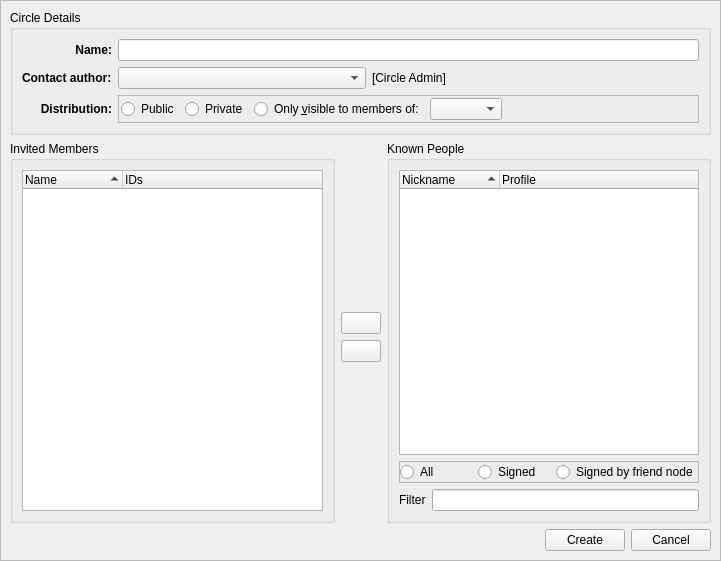
The window that retroshare-gui/src/gui/Circles/CreateCircleDialog.ui (RetroShare/RetroShare) describes before a commit, drawn with Qt 5.
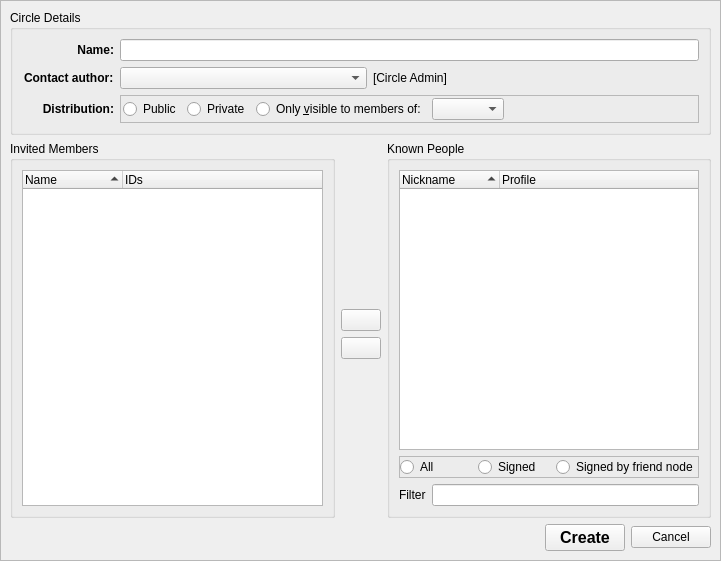
The same window after the commit. Icons and pictures are not drawn. Custom widgets are drawn as their Qt base class.

The edit to the form file:
```diff
--- a/retroshare-gui/src/gui/Circles/CreateCircleDialog.ui
+++ b/retroshare-gui/src/gui/Circles/CreateCircleDialog.ui
@@ -53,11 +53,12 @@
         <property name="title">
          <string>Circle Details</string>
         </property>
-        <layout class="QGridLayout" name="gridLayout_5">
+        <layout class="QGridLayout" name="groupBox_title_GL">
+         <property name="leftMargin">
+          <number>11</number>
+         </property>
          <item row="0" column="0">
-          <layout class="QGridLayout" name="gridLayout_3">
-           <item row="0" column="0">
-            <widget class="QLabel" name="label_2">
+          <widget class="QLabel" name="circleNameLabel">
              <property name="font">
               <font>
                <weight>75</weight>
@@ -116,7 +117,7 @@
             </widget>
            </item>
            <item row="1" column="3">
-            <spacer name="horizontalSpacer_2">
+          <spacer name="idChooserHSpacer">
              <property name="orientation">
               <enum>Qt::Horizontal</enum>
              </property>
@@ -132,7 +133,7 @@
             </spacer>
            </item>
            <item row="2" column="0">
-            <widget class="QLabel" name="label_3">
+          <widget class="QLabel" name="distributionLabel">
              <property name="font">
               <font>
                <weight>75</weight>
@@ -248,8 +249,6 @@
             </widget>
            </item>
           </layout>
-         </item>
-        </layout>
        </widget>
       </item>
       <item row="1" column="0" colspan="3">
@@ -451,7 +450,14 @@
        </spacer>
       </item>
       <item row="2" column="1">
-       <widget class="QPushButton" name="createButton">
+       <widget class="QPushButton" name="postButton">
+        <property name="font">
+         <font>
+          <pointsize>12</pointsize>
+          <weight>75</weight>
+          <bold>true</bold>
+         </font>
+        </property>
         <property name="text">
          <string>Create</string>
         </property>
```
Left out of the diff: 29 changed lines with no effect on the pictures. Lines whose indentation alone changed are shown as unchanged.
